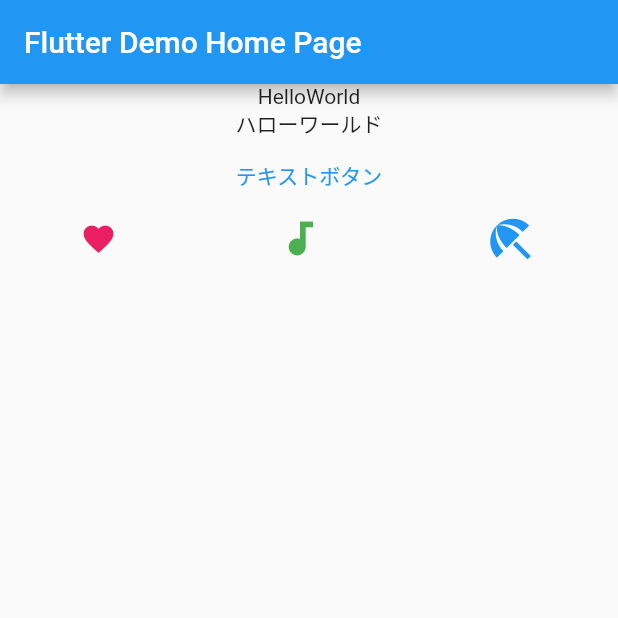
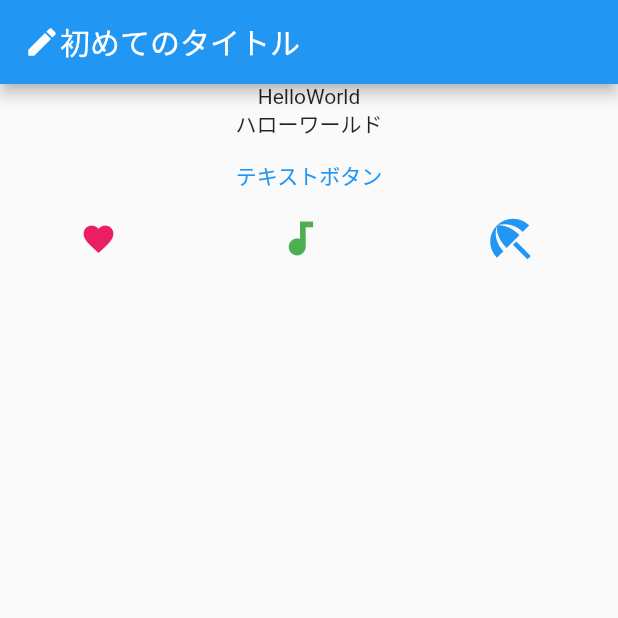
Before and after one commit to ikepon/flutter-hello-world, a Flutter app: the screen it shows after launch, on a phone screen of 412 x 824 dp, the top half of it. Run offline on Flutter 3.47's test engine with Material 2 defaults, Android fonts, the phone set to English and light mode, and no system bars.

Commit message:
feat: Customize AppBar

```diff
--- a/lib/main.dart
+++ b/lib/main.dart
@@ -33,7 +33,7 @@ class _MyHomePageState extends State<MyHomePage> {
   Widget build(BuildContext context) {
     return Scaffold(
         appBar: AppBar(
-          title: Text(widget.title),
+          title: Row(children: const [Icon(Icons.create), Text("初めてのタイトル")]),
         ),
         body: Column(
           children: [
```
